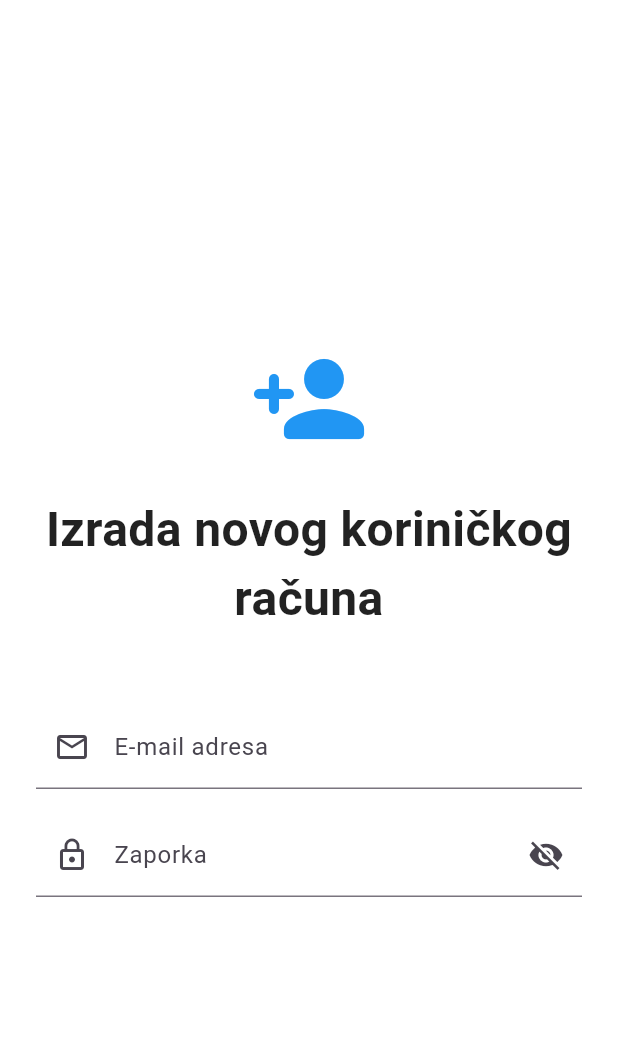
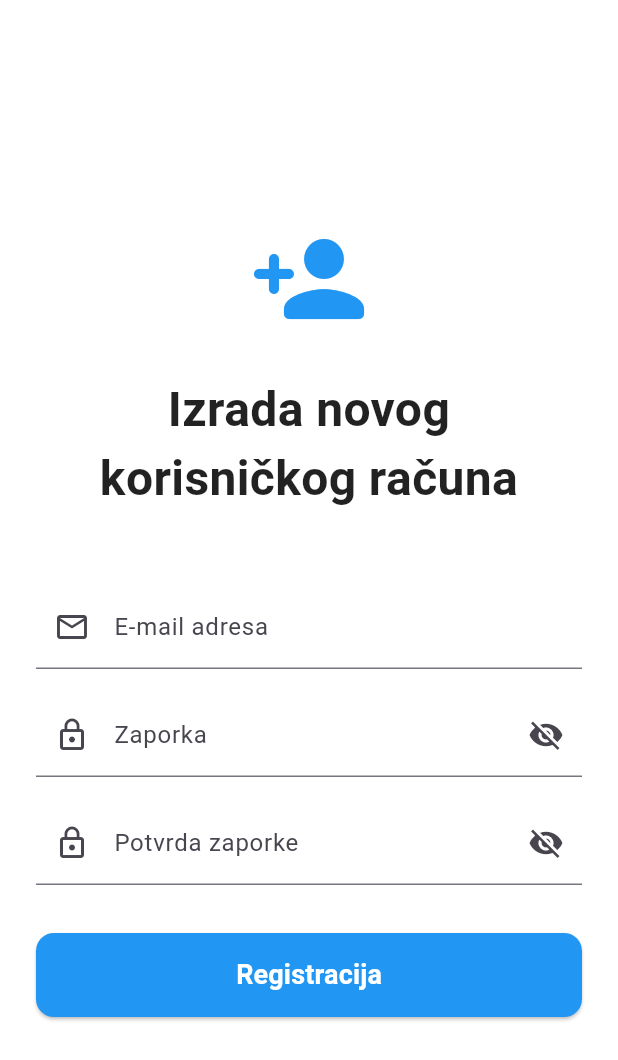
Before and after one commit to tojaku-classroom/flutter-platforma-4, a Flutter app: the RegisterPage screen opened directly, on a phone screen of 412 x 824 dp. Shown: the top 1060 px of the screen. Run offline on Flutter 3.47's test engine with Material 3 defaults, Android fonts, the phone set to English and light mode, and no system bars; our stand-ins replace firebase_auth, firebase_core, flutter_dotenv, go_router; accounts and stored records are empty.

Commit message:
Registracija gotova

```diff
--- a/lib/main.dart
+++ b/lib/main.dart
@@ -5,6 +5,7 @@ import 'package:flutterapp/pages/home_page.dart';
 import 'package:flutterapp/pages/login_page.dart';
 import 'package:flutterapp/pages/page1.dart';
 import 'package:flutterapp/pages/page2.dart';
+import 'package:flutterapp/pages/register_page.dart';
 import 'package:go_router/go_router.dart';
 import 'firebase_options.dart';
 
@@ -27,6 +28,7 @@ final GoRouter _router = GoRouter(
         GoRoute(path: '/page1', builder: (context, state) => const Page1()),
         GoRoute(path: '/page2', builder: (context, state) => const Page2()),
         GoRoute(path: '/login', builder: (context, state) => LoginPage()),
+        GoRoute(path: '/register', builder: (context, state) => RegisterPage()),
       ],
     ),
   ],
--- a/lib/pages/home_page.dart
+++ b/lib/pages/home_page.dart
@@ -33,12 +33,16 @@ class HomePage extends StatelessWidget {
           appBar: AppBar(
             title: const Text('Naslovnica'),
             actions: [
-              if (user == null)
+              if (user == null) ...[
                 TextButton(
                   child: const Text('Prijava'),
                   onPressed: () => context.go('/login'),
-                )
-              else
+                ),
+                TextButton(
+                  child: const Text('Registracija'),
+                  onPressed: () => context.go('/register'),
+                ),
+              ] else
                 TextButton(
                   child: const Text('Odjava'),
                   onPressed: () => _logOut(context),
--- a/lib/pages/register_page.dart
+++ b/lib/pages/register_page.dart
@@ -32,7 +32,7 @@ class _RegisterPageState extends State<RegisterPage> {
     if (value == null || value.isEmpty) {
       return "Molimo unesite e-mail adresu";
     }
-    final emailRegex = RegExp(r'/^[\w\-\.]+@([\w-]+\.)+[\w-]{2,}$');
+    final emailRegex = RegExp(r'^[\w\-\.]+@([\w-]+\.)+[\w-]{2,}$');
     if (!emailRegex.hasMatch(value)) {
       return "Molimo unesite ispravnu e-mail adresu";
     }
@@ -152,7 +152,7 @@ class _RegisterPageState extends State<RegisterPage> {
                   ),
                   const SizedBox(height: 24),
                   const Text(
-                    "Izrada novog koriničkog računa",
+                    "Izrada novog korisničkog računa",
                     style: TextStyle(
                       fontSize: 32,
                       fontWeight: FontWeight.bold,
@@ -194,7 +194,59 @@ class _RegisterPageState extends State<RegisterPage> {
                       ),
                     ),
                   ),
-                  // TODO continue
+                  const SizedBox(height: 16),
+                  TextFormField(
+                    controller: _confirmPasswordController,
+                    obscureText: _obscureConfirmPassword,
+                    validator: _validatePasswordConfirm,
+                    decoration: InputDecoration(
+                      labelText: "Potvrda zaporke",
+                      hintText: "Ponovno unesite odabranu zaporku",
+                      prefixIcon: const Icon(Icons.lock_outline),
+                      suffixIcon: IconButton(
+                        onPressed: () {
+                          setState(() {
+                            _obscureConfirmPassword = !_obscureConfirmPassword;
+                          });
+                        },
+                        icon: Icon(
+                          _obscureConfirmPassword
+                              ? Icons.visibility_off
+                              : Icons.visibility,
+                        ),
+                      ),
+                    ),
+                  ),
+                  const SizedBox(height: 32),
+                  SizedBox(
+                    height: 56,
+                    child: ElevatedButton(
+                      onPressed: _isLoading ? null : _register,
+                      style: ElevatedButton.styleFrom(
+                        backgroundColor: Colors.blue,
+                        shape: RoundedRectangleBorder(
+                          borderRadius: BorderRadius.circular(12),
+                        ),
+                      ),
+                      child: _isLoading
+                          ? const SizedBox(
+                              height: 24,
+                              width: 24,
+                              child: CircularProgressIndicator(
+                                color: Colors.white,
+                                strokeWidth: 2,
+                              ),
+                            )
+                          : const Text(
+                              "Registracija",
+                              style: TextStyle(
+                                fontSize: 18,
+                                fontWeight: FontWeight.bold,
+                                color: Colors.white,
+                              ),
+                            ),
+                    ),
+                  ),
                 ],
               ),
             ),
```
